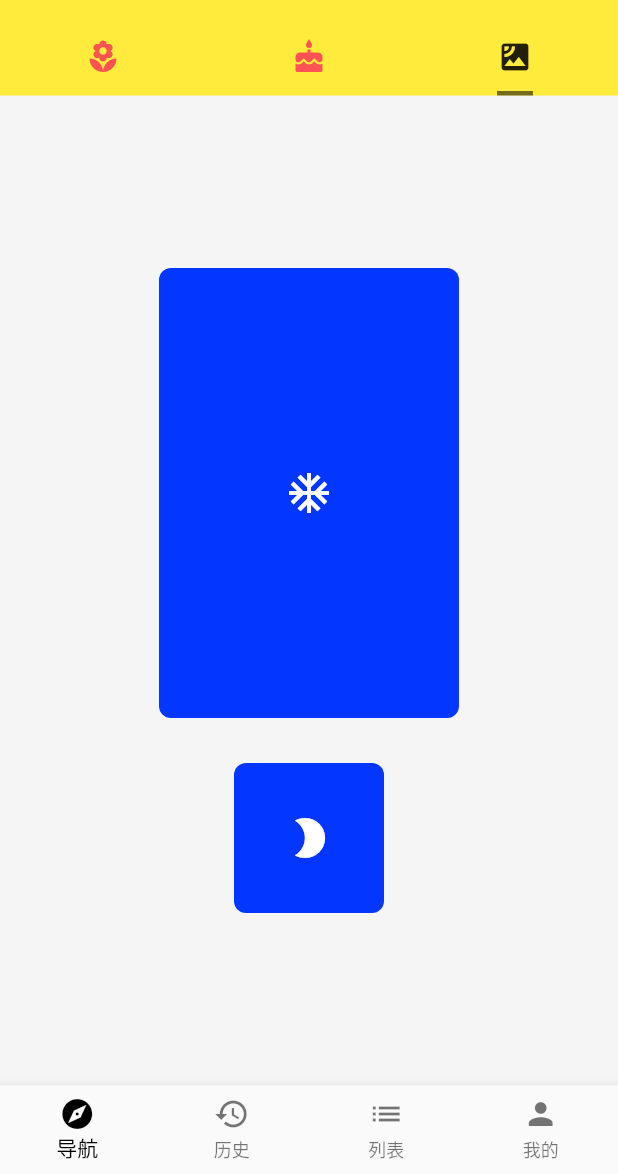
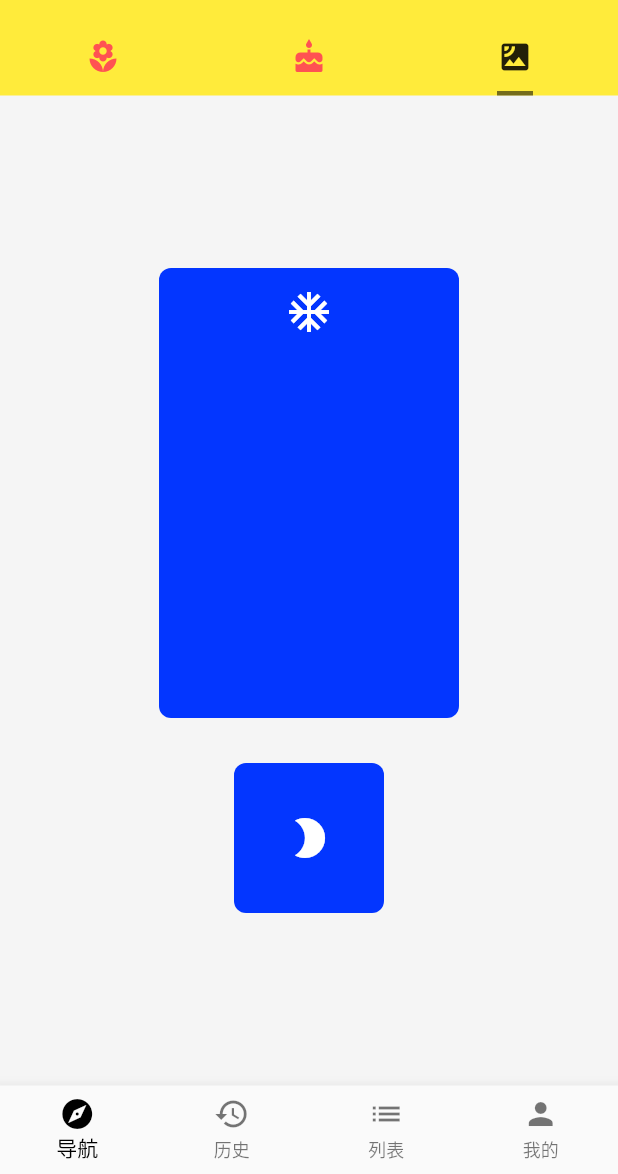
Before and after one commit to lv823063712/flutter_apps, a Flutter app: the screen it shows after launch, tab 3 chosen, on a phone screen of 412 x 824 dp, the part 62-1236 px from its top. Run offline on Flutter 3.47's test engine with Material 2 defaults, Android fonts, the phone set to English and light mode, and no system bars; network calls fail.

Commit message:
Box 里面的控件对齐使用方式

```diff
--- a/lib/demo/LayoutDemo.dart
+++ b/lib/demo/LayoutDemo.dart
@@ -13,6 +13,7 @@ class LayoutDemo extends StatelessWidget {
             width: 200.0,
             height: 300.0,
             child: Container(
+              alignment: Alignment(0, -0.9),
               decoration: BoxDecoration(
                 color: Color.fromRGBO(3, 54, 255, 1.0),
                 borderRadius: BorderRadius.circular(8.0),
```
